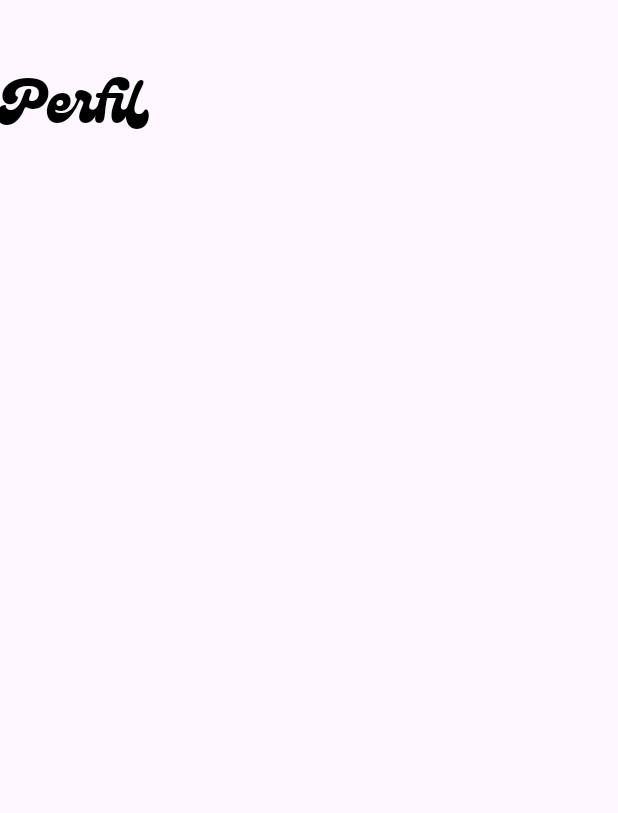
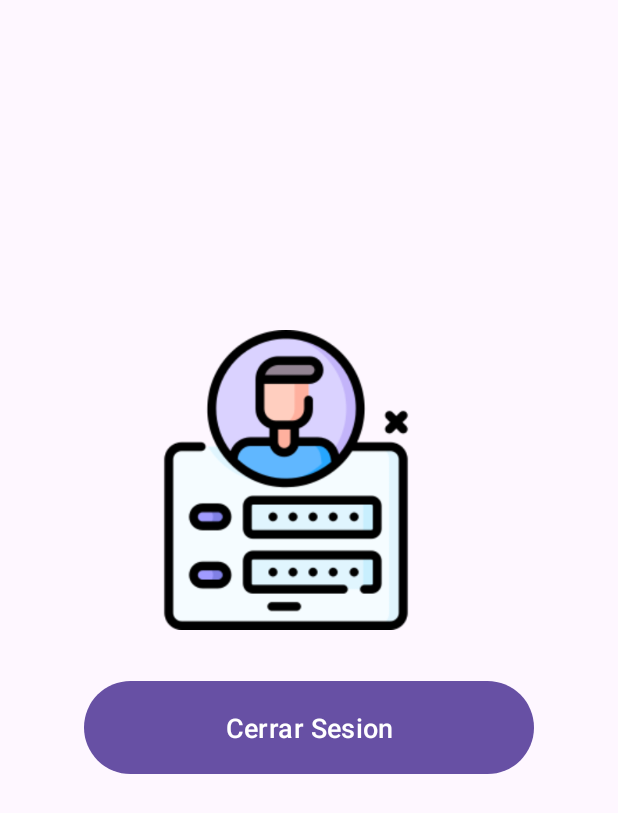
Before and after one commit to Jonatan1014/BeautyCare, an Android app: the layout fragment_perfil.xml on its own in the app's theme, with its tools: preview values and no code run, on a phone screen of 412 x 824 dp. Shown: the top 813 px of the screen. Run offline under Robolectric (Android 15) with nearby library versions, the phone set to English and light mode, and no system bars.

```diff
--- a/app/src/main/AndroidManifest.xml
+++ b/app/src/main/AndroidManifest.xml
@@ -1,6 +1,7 @@
 <?xml version="1.0" encoding="utf-8"?>
 <manifest xmlns:android="http://schemas.android.com/apk/res/android"
     xmlns:tools="http://schemas.android.com/tools">
+
     <uses-permission android:name="android.permission.INTERNET" />
 
     <application
@@ -13,6 +14,9 @@
         android:supportsRtl="true"
         android:theme="@style/Theme.BeautyCare"
         tools:targetApi="31">
+        <activity
+            android:name=".CarritoCompras"
+            android:exported="false" />
         <activity
             android:name=".Index"
             android:exported="false" />
--- /dev/null
+++ b/app/src/main/res/drawable/baseline_search_24.xml
@@ -0,0 +1,5 @@
+<vector xmlns:android="http://schemas.android.com/apk/res/android" android:height="24dp" android:tint="#000000" android:viewportHeight="24" android:viewportWidth="24" android:width="24dp">
+
+    <path android:fillColor="@android:color/white" android:pathData="M15.5,14h-0.79l-0.28,-0.27C15.41,12.59 16,11.11 16,9.5 16,5.91 13.09,3 9.5,3S3,5.91 3,9.5 5.91,16 9.5,16c1.61,0 3.09,-0.59 4.23,-1.57l0.27,0.28v0.79l5,4.99L20.49,19l-4.99,-5zM9.5,14C7.01,14 5,11.99 5,9.5S7.01,5 9.5,5 14,7.01 14,9.5 11.99,14 9.5,14z"/>
+
+</vector>
--- a/app/src/main/res/layout/fragment_perfil.xml
+++ b/app/src/main/res/layout/fragment_perfil.xml
@@ -3,18 +3,38 @@
     xmlns:tools="http://schemas.android.com/tools"
     android:layout_width="match_parent"
     android:layout_height="match_parent"
+    android:orientation="vertical"
     tools:context=".PerfilFragment">
 
     <!-- TODO: Update blank fragment layout -->
-    <TextView
+    <LinearLayout
         android:layout_width="match_parent"
-        android:layout_height="match_parent"
-        android:layout_gravity="center"
-        android:layout_marginTop="30dp"
-        android:textColorLink="@color/white"
-        android:fontFamily="@font/gentyregular"
-        android:textColor="@color/black"
-        android:textSize="40sp"
-        android:text="Perfil"/>
+        android:layout_height="wrap_content"
+        android:orientation="vertical">
+
+        <LinearLayout
+            android:layout_width="match_parent"
+            android:layout_height="wrap_content"
+            android:layout_marginTop="200dp"
+            android:orientation="vertical"
+            android:padding="20dp">
+
+            <ImageView
+                android:layout_width="341dp"
+                android:layout_height="200dp"
+                android:src="@drawable/loginimg" />
+
+            <Button
+                android:id="@+id/btn_cerrarsesion"
+                android:layout_width="300dp"
+                android:layout_height="70dp"
+                android:layout_gravity="center"
+                android:layout_marginTop="30dp"
+                android:text="Cerrar Sesion"
+                android:textSize="18sp" />
+        </LinearLayout>
+    </LinearLayout>
+
+
 
 </FrameLayout>
--- a/app/src/main/res/menu/bottomup.xml
+++ /dev/null
@@ -1,6 +0,0 @@
-<?xml version="1.0" encoding="utf-8"?>
-<menu xmlns:android="http://schemas.android.com/apk/res/android">
-    <item android:id="@+id/Carrito"
-        android:icon="@drawable/shoppingdark"
-        android:title="Carrito" />
-</menu>
```
Also changed, not shown: app/src/main/java/com/example/beautycare/CarritoCompras.java (added, +24 -0 lines), app/src/main/java/com/example/beautycare/Index.java (+46 -2 lines), app/src/main/java/com/example/beautycare/Login.java (+0 -8 lines), app/src/main/java/com/example/beautycare/LoginTabFragment.java (+14 -4 lines), app/src/main/java/com/example/beautycare/MainActivity.java (+8 -4 lines), app/src/main/java/com/example/beautycare/PerfilFragment.java (+33 -46 lines), app/src/main/java/com/example/beautycare/SignupTabFragment.java (+21 -2 lines), app/src/main/java/com/example/beautycare/Usuario.java (+27 -0 lines), app/src/main/res/drawable/florico.xml (added, +9 -0 lines), app/src/main/res/layout/activity_carrito_compras.xml (added, +10 -0 lines), app/src/main/res/layout/activity_index.xml (+10 -8 lines), app/src/main/res/menu/toolbar_menu.xml (added, +12 -0 lines), app/src/main/res/values/style.xml (added, +7 -0 lines).
